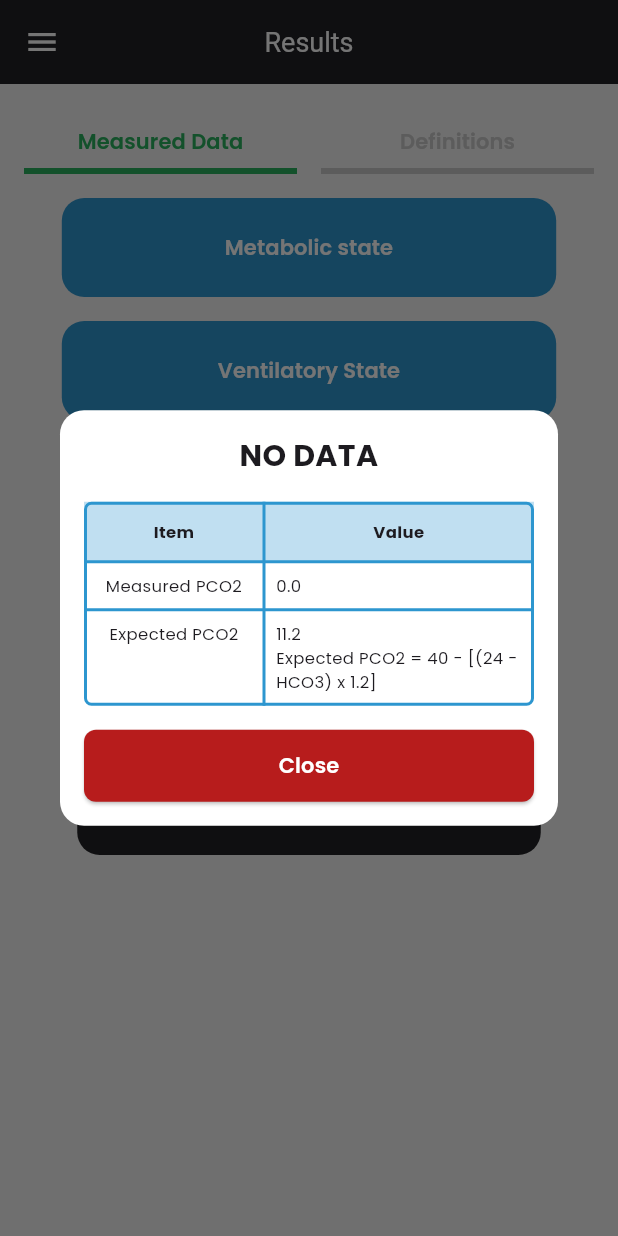
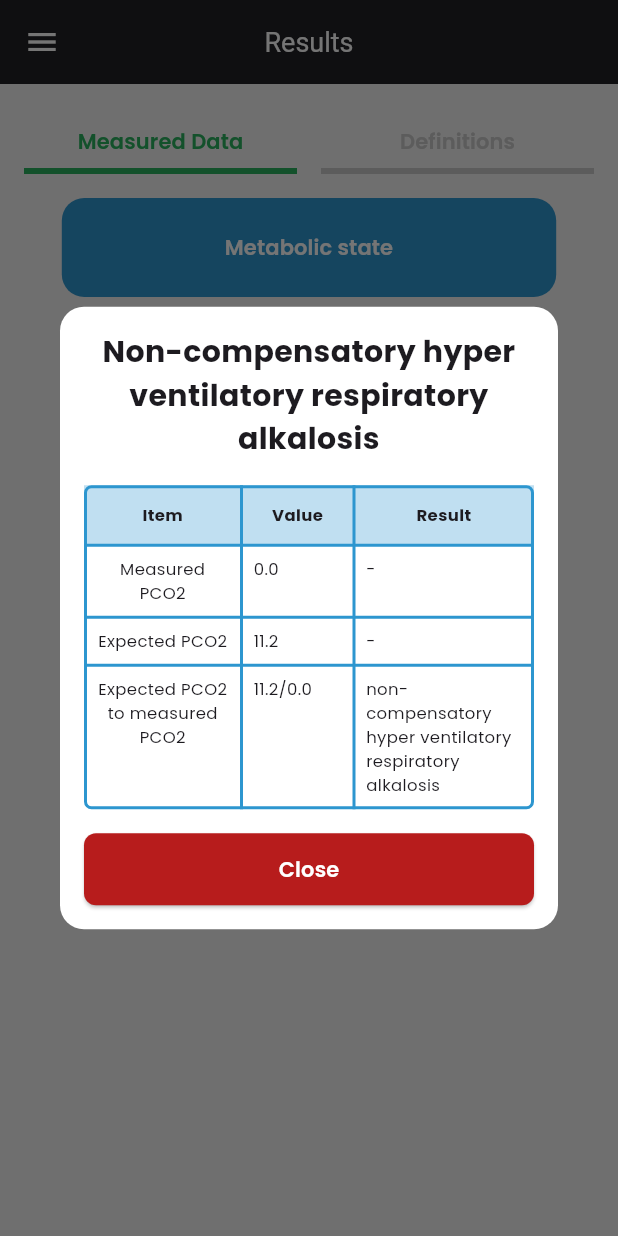
Before and after one commit to ahmed-5036/ABG, a Flutter app: the ResultsDataPage screen opened by its route, after a tap on "Ventilatory State", on a phone screen of 412 x 824 dp. Run offline on Flutter 3.47's test engine with Material 3 defaults, Android fonts, the phone set to English and light mode, and no system bars; our stand-ins replace adaptive_dialog, flutter_riverpod, google_fonts, rflutter_alert, universal_platform; missing offline and left inert: desktop_window.

Commit message:
fixed metabolic ventilatory

```diff
--- a/lib/providers/result/metabolic_result_provider.dart
+++ b/lib/providers/result/metabolic_result_provider.dart
@@ -443,7 +443,7 @@ final Provider<String> followUpABGFinalDiagnosisResultProvider =
               CalculationConstants.noData)
       ? "INCOMPLETE MEASURED ITEMS, PLEASE FILL THE INPUT FIELDS IN ANALYSIS PAGE"
       : calculatorType == CalculatorType.followUpABGMetabolic
-          ? "Patient has ${ref.watch(metabolicStateDiagnosisProvider)} with ${ref.watch(diagnosisThirdResultProvider)} and ${ref.watch(diagnosisFourthResultProvider).level.$1}"
+          ? "Patient has ${ref.watch(metabolicStateDiagnosisProvider)} with ${ref.watch(metabolicVentilatoryStateDiagnosisProvider)} and ${ref.watch(diagnosisFourthResultProvider).level.$1}"
           : "Patient has ${ref.watch(ventilatoryStateDiagnosisProvider)} with ${ref.watch(respiratoryMetabolicStateDiagnosisProvider)} and ${ref.watch(diagnosisFourthResultProvider).level.$1}";
 });
 
@@ -644,3 +644,45 @@ final Provider<String> ventilatoryStateDiagnosisProvider = Provider<String>((Ref
 
   return ventilatoryStatus;
 });
+
+// Metabolic Ventilatory State Diagnosis Provider for Primary Metabolic Insult
+final Provider<String> metabolicVentilatoryStateDiagnosisProvider = Provider<String>((Ref ref) {
+  final CalculatorType calculatorType = ref.watch(calculatorTypeProvider);
+
+  // Only for primary metabolic insult
+  if (calculatorType != CalculatorType.followUpABGMetabolic) {
+    return ref.watch(diagnosisThirdResultProvider);
+  }
+
+  final Map<String, double> values = ref.watch(inputStateProvider).values;
+  final double pco2 = values['pco2'] ?? 0;
+  final double hco3 = values['hco3'] ?? 0;
+
+  // Calculate Expected PCO2
+  double expectedPCO2;
+  if (hco3 < 24) {
+    expectedPCO2 = 40 - ((24 - hco3) * 1.2);
+  } else {
+    expectedPCO2 = 40 - ((24 - hco3) * 0.6);
+  }
+
+  // Determine ventilatory state diagnosis (only the diagnosis part, no ranges)
+  String ventilatoryDiagnosis = '';
+  if (expectedPCO2 < pco2) {
+    ventilatoryDiagnosis = 'Non-compensatory hypo ventilatory respiratory acidosis';
+  } else if (expectedPCO2 > pco2) {
+    ventilatoryDiagnosis = 'Non-compensatory hyper ventilatory respiratory alkalosis';
+  } else if (expectedPCO2 == pco2) {
+    if (pco2 < 40) {
+      ventilatoryDiagnosis = 'Compensatory respiratory alkalosis';
+    } else if (pco2 > 40) {
+      ventilatoryDiagnosis = 'Compensatory respiratory acidosis';
+    } else {
+      ventilatoryDiagnosis = 'Respiratory compensation';
+    }
+  } else if ((expectedPCO2 - pco2).abs() <= 3) {
+    ventilatoryDiagnosis = 'Respiratory compensation';
+  }
+
+  return ventilatoryDiagnosis;
+});
--- a/lib/views/organism/ventilatory_state_table.dart
+++ b/lib/views/organism/ventilatory_state_table.dart
@@ -37,13 +37,32 @@ class VentilatoryStateTable extends ConsumerWidget {
       }
       final String expectedPCO2Str = expectedPCO2.toStringAsFixed(1);
 
+      // 3. Expected PCO2 to measured PCO2 (compensation logic)
+      String compensationResult = 'No compensation';
+      if (expectedPCO2 < pco2) {
+        compensationResult = 'non-compensatory hypo ventilatory respiratory acidosis';
+      } else if (expectedPCO2 > pco2) {
+        compensationResult = 'non-compensatory hyper ventilatory respiratory alkalosis';
+      } else if (expectedPCO2 == pco2) {
+        if (pco2 < 40) {
+          compensationResult = ' <40 = compensatory respiratory alkalosis';
+        } else if (pco2 > 40) {
+          compensationResult = 'compensatory respiratory acidosis';
+        } else {
+          compensationResult = 'respiratory compensation';
+        }
+      } else if ((expectedPCO2 - pco2).abs() <= 3) {
+        compensationResult = 'respiratory compensation';
+      }
+
       return SingleChildScrollView(
         child: SizedBox(
-          width: size.width * 0.95,
+          width: size.width * 0.99,
           child: Table(
             columnWidths: const <int, TableColumnWidth>{
-              0: FlexColumnWidth(4),
-              1: FlexColumnWidth(6),
+              0: FlexColumnWidth(3.5),
+              1: FlexColumnWidth(2.5),
+              2: FlexColumnWidth(4),
             },
             border: TableBorder.all(
                 color: AppColors.blue,
@@ -51,12 +70,10 @@ class VentilatoryStateTable extends ConsumerWidget {
                 width: 2),
             children: <TableRow>[
               TableRow(
-                  decoration:
-                      BoxDecoration(color: AppColors.blue.withOpacity(0.3)),
+                  decoration: BoxDecoration(color: AppColors.blue.withOpacity(0.3)),
                   children: const <Widget>[
                     Padding(
-                      padding:
-                          EdgeInsets.symmetric(vertical: 12, horizontal: 4),
+                      padding: EdgeInsets.symmetric(vertical: 12, horizontal: 4),
                       child: Text(
                         "Item",
                         textAlign: TextAlign.center,
@@ -70,10 +87,23 @@ class VentilatoryStateTable extends ConsumerWidget {
                       ),
                     ),
                     Padding(
-                      padding:
-                          EdgeInsets.symmetric(vertical: 12, horizontal: 4),
+                      padding: EdgeInsets.symmetric(vertical: 12, horizontal: 4),
                       child: Text(
                         "Value",
+                        textAlign: TextAlign.center,
+                        style: TextStyle(
+                          fontWeight: FontWeight.bold,
+                          fontSize: 11,
+                        ),
+                        softWrap: true,
+                        overflow: TextOverflow.visible,
+                        maxLines: null,
+                      ),
+                    ),
+                    Padding(
+                      padding: EdgeInsets.symmetric(vertical: 12, horizontal: 4),
+                      child: Text(
+                        "Result",
                         textAlign: TextAlign.center,
                         style: TextStyle(
                           fontWeight: FontWeight.bold,
@@ -89,13 +119,19 @@ class VentilatoryStateTable extends ConsumerWidget {
                 [
                   "Measured PCO2",
                   measuredPCO2,
+                  "-",
                 ],
                 [
                   "Expected PCO2",
-                  "$expectedPCO2Str\n$expectedPCO2Formula",
+                  "$expectedPCO2Str",
+                  "-",
                 ],
-              ]
-                  .map((row) => TableRow(children: [
+                [
+                  "Expected PCO2 to measured PCO2",
+                  "${expectedPCO2.toStringAsFixed(1)}/${pco2.toStringAsFixed(1)}",
+                  compensationResult,
+                ],
+              ].map((row) => TableRow(children: [
                 Padding(
                   padding: const EdgeInsets.all(8.0),
                   child: Text(
@@ -118,8 +154,18 @@ class VentilatoryStateTable extends ConsumerWidget {
                     maxLines: null,
                   ),
                 ),
-                      ]))
-                  .toList(),
+                Padding(
+                  padding: const EdgeInsets.all(8.0),
+                  child: Text(
+                    row[2],
+                    textAlign: TextAlign.left,
+                    style: const TextStyle(fontSize: 11),
+                    softWrap: true,
+                    overflow: TextOverflow.visible,
+                    maxLines: null,
+                  ),
+                ),
+              ])).toList(),
             ],
           ),
         ),
@@ -140,7 +186,9 @@ class VentilatoryStateTable extends ConsumerWidget {
       }
 
       // Diagnosis 2 (ventilatory)
-      final String diagnosis = ref.watch(ventilatoryStateDiagnosisProvider);
+      final String diagnosis = isPrimaryMetabolic
+          ? ref.watch(metabolicVentilatoryStateDiagnosisProvider)
+          : ref.watch(ventilatoryStateDiagnosisProvider);
 
       return SingleChildScrollView(
         child: SizedBox(
--- a/lib/views/pages/results_data_page.dart
+++ b/lib/views/pages/results_data_page.dart
@@ -599,7 +599,7 @@ class ResultsDataPage extends ConsumerWidget {
                     children: <Widget>[
                       Text(
                         calculatorType == CalculatorType.followUpABGMetabolic
-                            ? ref.watch(diagnosisThirdResultProvider)
+                            ? ref.watch(metabolicVentilatoryStateDiagnosisProvider)
                             : ref.watch(ventilatoryStateDiagnosisProvider),
                         textAlign: TextAlign.center,
                         style: const TextStyle(
```
Also changed, not shown: 5 other files. Lines whose indentation alone changed are shown as unchanged.
